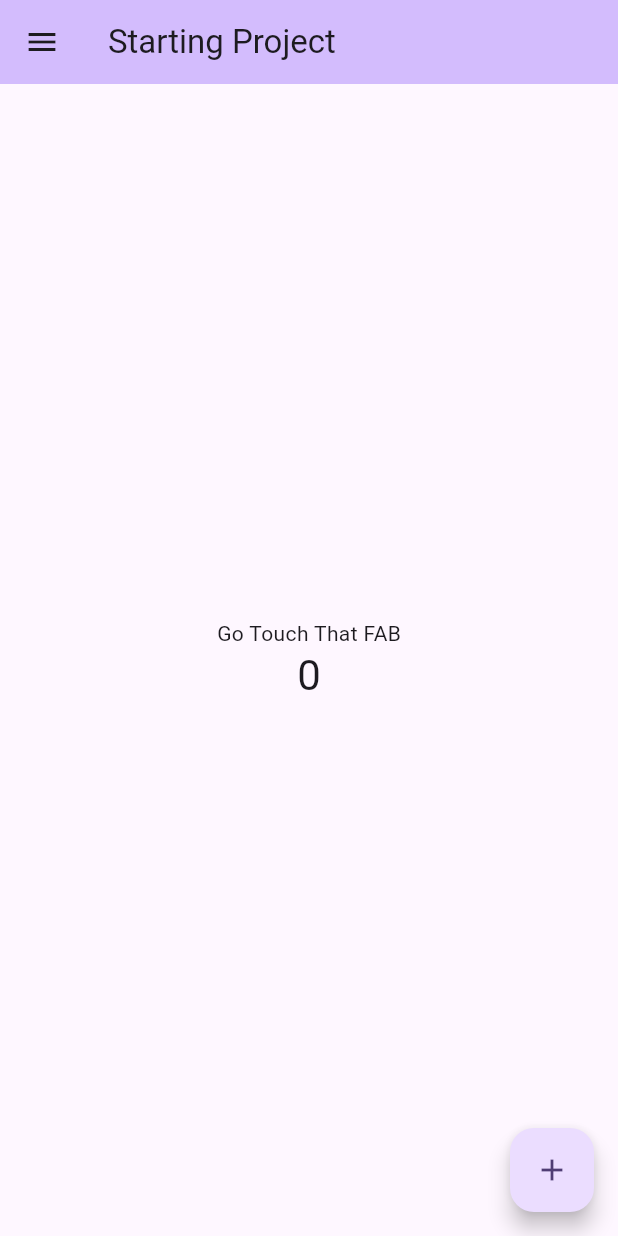
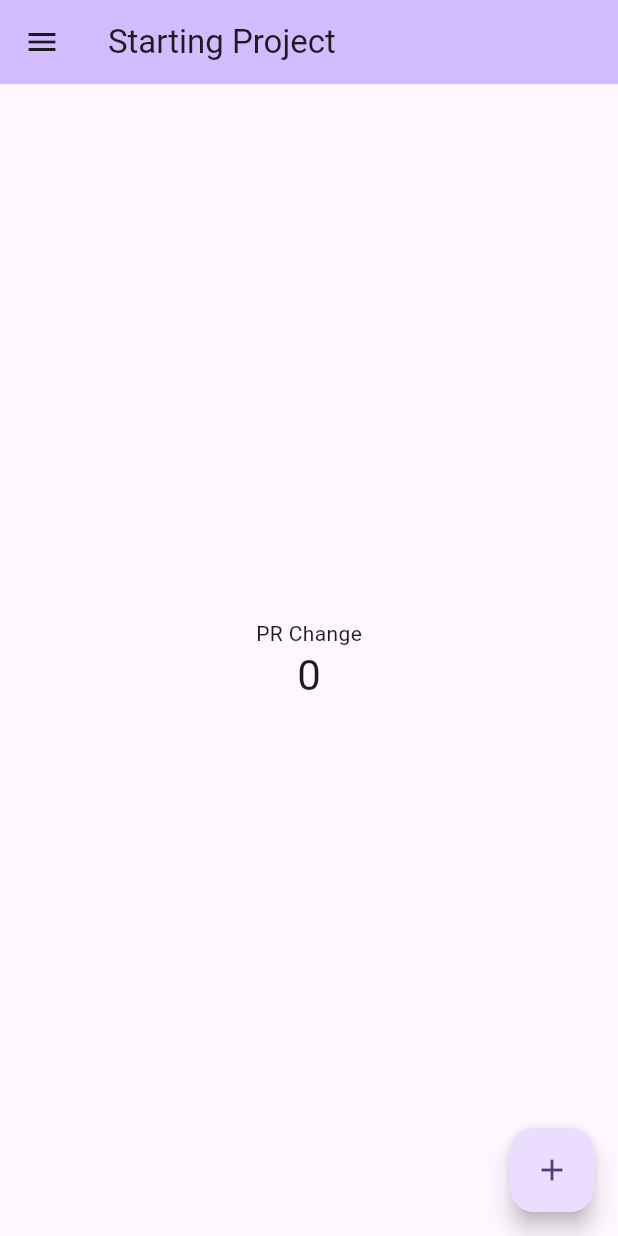
Before and after one commit to Ayoub-Es-sehayli/flutter_start, a Flutter app: the screen it shows after launch, on a phone screen of 412 x 824 dp. Run offline on Flutter 3.47's test engine with Material 3 defaults, Android fonts, the phone set to English and light mode, and no system bars.

Commit message:
Change Main Label Text

```diff
--- a/lib/main.dart
+++ b/lib/main.dart
@@ -58,7 +58,7 @@ class _MyHomePageState extends State<MyHomePage> {
         child: Column(
           mainAxisAlignment: MainAxisAlignment.center,
           children: <Widget>[
-            const Text('Go Touch That FAB'),
+            const Text('PR Change'),
             Text(
               '$_counter',
               style: Theme.of(context).textTheme.headlineMedium,
```
